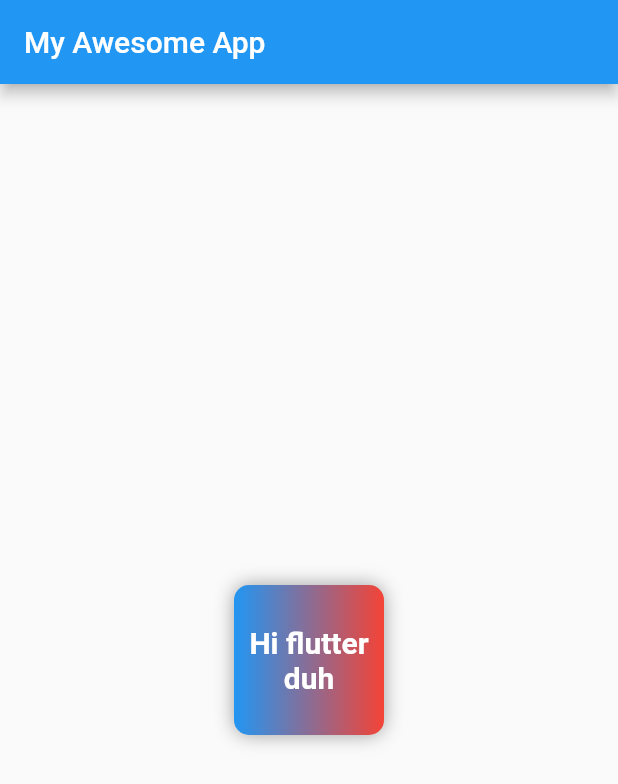
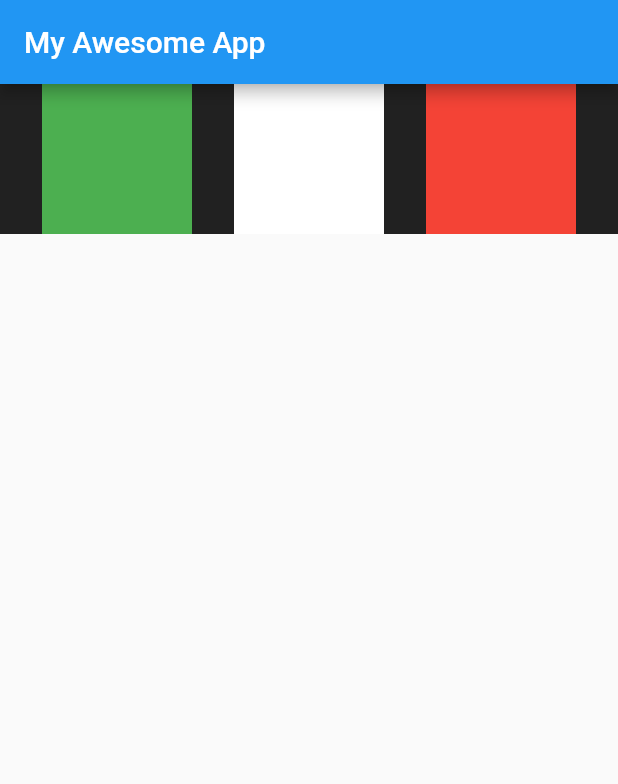
Before and after one commit to fabiobends/FlutterFCC, a Flutter app: the screen it shows after launch, on a phone screen of 412 x 824 dp. Shown: the top 784 px of the screen. Run offline on Flutter 3.47's test engine with Material 2 defaults, Android fonts, the phone set to English and light mode, and no system bars.

Commit message:
ch2  completed

```diff
--- a/lib/main.dart
+++ b/lib/main.dart
@@ -16,39 +16,38 @@ class HomePage extends StatelessWidget {
       appBar: AppBar(
         title: Text('My Awesome App')
       ),
-      body: Center(
-        child: Container(
+      body: Container(
+        height: 100,
+        color: Colors.black87,
+        child: Row(
+            mainAxisAlignment: MainAxisAlignment.spaceEvenly,
+            crossAxisAlignment: CrossAxisAlignment.stretch,
+            children: <Widget>[
+              Container(
                 padding: const EdgeInsets.all(10),
                 // color: Colors.red,
                 height: 100,
                 width: 100,
                 alignment: Alignment.center,
-          decoration: BoxDecoration(
-            color: Colors.red,
-            borderRadius: BorderRadius.circular(10),
-            gradient: LinearGradient(
-              colors: [
-                Colors.blue,
-                Colors.red
-              ]
+                color: Colors.green
+              ),Container(
+                padding: const EdgeInsets.all(10),
+                // color: Colors.red,
+                height: 100,
+                width: 100,
+                alignment: Alignment.center,
+                color: Colors.white
+              ),Container(
+                padding: const EdgeInsets.all(10),
+                // color: Colors.red,
+                height: 100,
+                width: 100,
+                alignment: Alignment.center,
+                color: Colors.red
               ),
-            boxShadow:[
-              BoxShadow(
-                color: Colors.grey,
-                blurRadius: 10
-              )
-            ]
+            ],
           ),
-          child: Text("Hi flutter duh",
-          textAlign: TextAlign.center,
-          style: TextStyle(
-            fontSize: 20,
-            color: Colors.white,
-            fontWeight: FontWeight.bold,
       ),
-          )
-        ),
-      )
     );
   }
 }
```
Also changed, not shown: 5 other files. Lines whose indentation alone changed are shown as unchanged.
